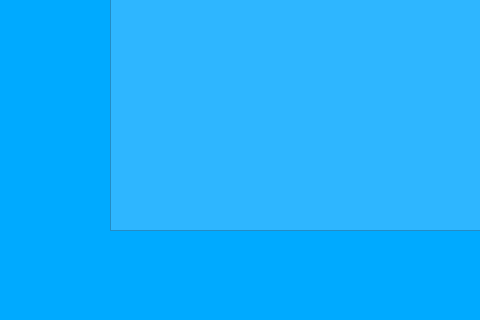
Before: the Qt Designer form lista_de_jogos.ui in CesarOli/cadastro_de_jogos_e_plataformas, drawn with Qt 5; both pictures show x 0 to 480 and y 220 to 540 of the 673 by 540 pixel window.
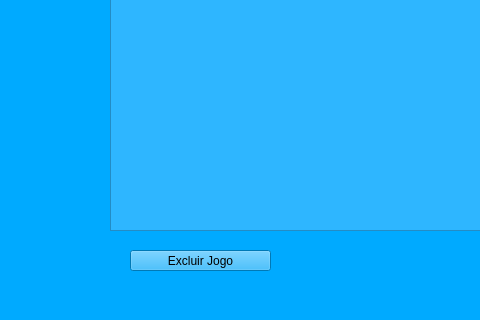
After: the same form once the commit is applied.

Commit message: Inicializando botão 'excluir'.

Patch:
```diff
--- a/lista_de_jogos.ui
+++ b/lista_de_jogos.ui
@@ -149,6 +149,19 @@
      </property>
     </column>
    </widget>
+   <widget class="QPushButton" name="pushButton">
+    <property name="geometry">
+     <rect>
+      <x>130</x>
+      <y>470</y>
+      <width>141</width>
+      <height>21</height>
+     </rect>
+    </property>
+    <property name="text">
+     <string>Excluir Jogo</string>
+    </property>
+   </widget>
   </widget>
   <widget class="QMenuBar" name="menubar">
    <property name="geometry">
```
